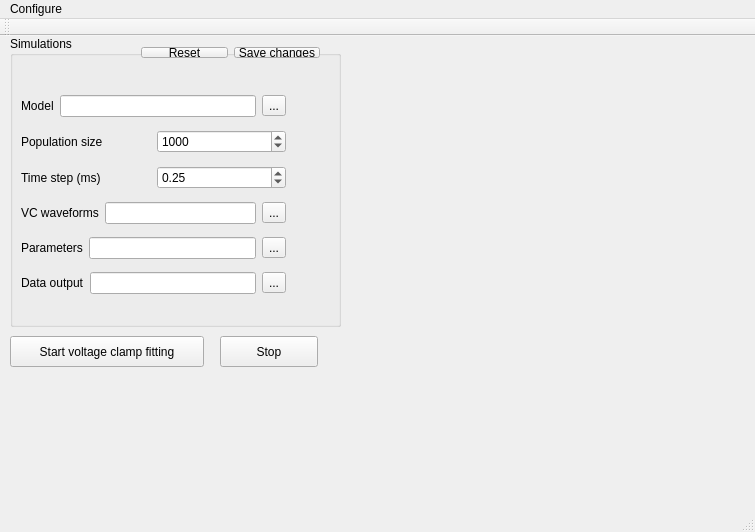
The window that gui/mainwindow.ui (CompEphys-team/rtdo) describes before a commit, drawn with Qt 5.
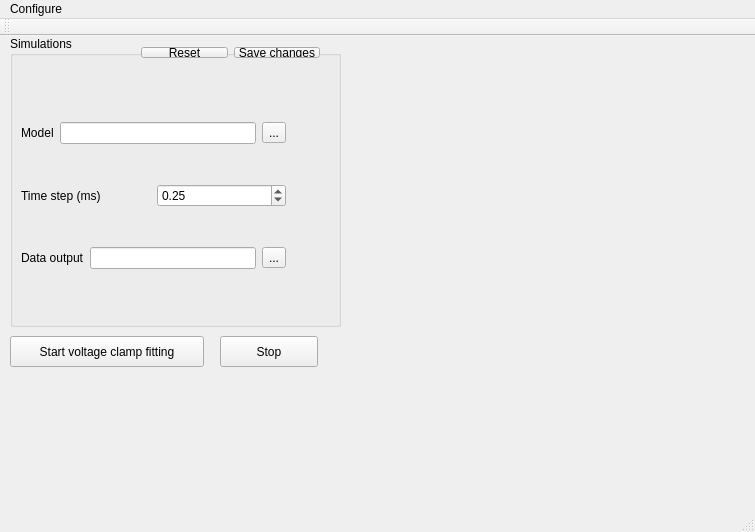
The same window after the commit.

The edit to the form file:
```diff
--- a/gui/mainwindow.ui
+++ b/gui/mainwindow.ui
@@ -83,33 +83,6 @@
         </item>
        </layout>
       </item>
-      <item>
-       <layout class="QHBoxLayout" name="horizontalLayout_23">
-        <item>
-         <widget class="QLabel" name="label">
-          <property name="text">
-           <string>Population size</string>
-          </property>
-         </widget>
-        </item>
-        <item>
-         <widget class="QSpinBox" name="npop">
-          <property name="minimum">
-           <number>1</number>
-          </property>
-          <property name="maximum">
-           <number>100000</number>
-          </property>
-          <property name="singleStep">
-           <number>100</number>
-          </property>
-          <property name="value">
-           <number>1000</number>
-          </property>
-         </widget>
-        </item>
-       </layout>
-      </item>
       <item>
        <layout class="QHBoxLayout" name="horizontalLayout_27">
         <item>
@@ -134,48 +107,6 @@
         </item>
        </layout>
       </item>
-      <item>
-       <layout class="QHBoxLayout" name="horizontalLayout_24">
-        <item>
-         <widget class="QLabel" name="label_7">
-          <property name="text">
-           <string>VC waveforms</string>
-          </property>
-         </widget>
-        </item>
-        <item>
-         <widget class="QLineEdit" name="vc_waveforms"/>
-        </item>
-        <item>
-         <widget class="QToolButton" name="vc_waveforms_browse">
-          <property name="text">
-           <string>...</string>
-          </property>
-         </widget>
-        </item>
-       </layout>
-      </item>
-      <item>
-       <layout class="QHBoxLayout" name="horizontalLayout_25">
-        <item>
-         <widget class="QLabel" name="label_23">
-          <property name="text">
-           <string>Parameters</string>
-          </property>
-         </widget>
-        </item>
-        <item>
-         <widget class="QLineEdit" name="sigfile"/>
-        </item>
-        <item>
-         <widget class="QToolButton" name="sigfile_browse">
-          <property name="text">
-           <string>...</string>
-          </property>
-         </widget>
-        </item>
-       </layout>
-      </item>
       <item>
        <layout class="QHBoxLayout" name="horizontalLayout_26">
         <item>
```
Left out of the diff: 21 changed lines with no effect on the pictures.
